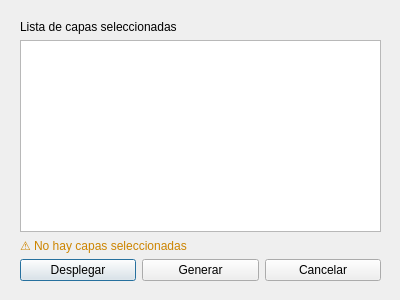
lbdudc/qgispublisher, file dialogs/ui/gispublisher_dialog.ui: the form before one commit.
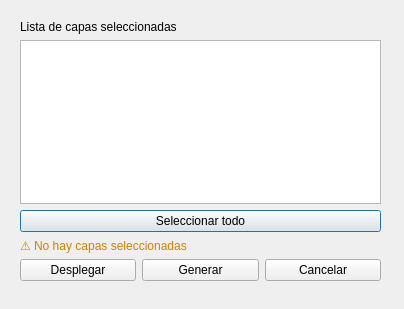
The form after the commit.

Commit message: Add checkboxes to layer list

Diff of the .ui file:
```diff
--- a/dialogs/ui/gispublisher_dialog.ui
+++ b/dialogs/ui/gispublisher_dialog.ui
@@ -6,8 +6,8 @@
    <rect>
     <x>0</x>
     <y>0</y>
-    <width>400</width>
-    <height>300</height>
+    <width>404</width>
+    <height>309</height>
    </rect>
   </property>
   <property name="windowTitle">
@@ -40,6 +40,13 @@
       </property>
      </widget>
     </item>
+    <item>
+     <widget class="QPushButton" name="selectAllButton">
+      <property name="text">
+       <string>Seleccionar todo</string>
+      </property>
+     </widget>
+    </item>
     <item>
      <widget class="QLabel" name="infoLabel">
       <property name="styleSheet">
```
The commit also changes 1 other file.
